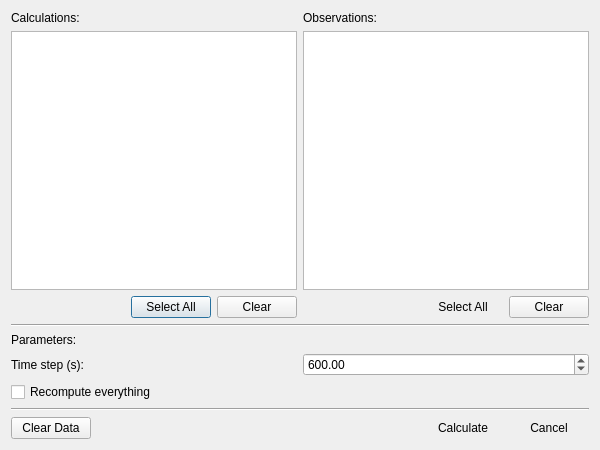
Old version of the form pastrocore/gui_pyside/dialog_calculations.ui in the repository Torward1024/pAstroCORE.
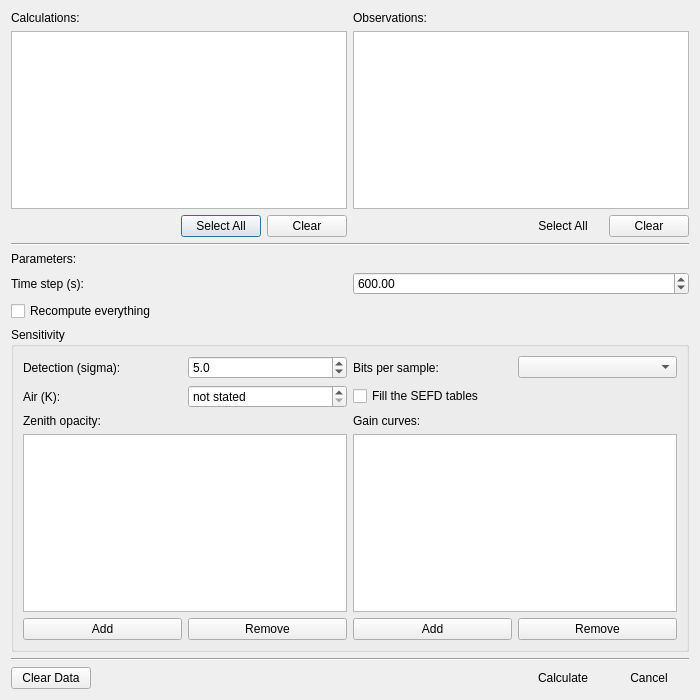
New version of the form. Icons and pictures are not drawn.

Commit message:
18.09.2026 -- E1, part 4: the dialog asks what sensitivity takes.
A detection threshold, the bits per sample, whether to fill the SEFD tables,
the zenith opacity and the temperature of the air, and a gain curve per
station -- each offered only when a ticked calculation takes it.

Which one takes what is asked, not listed: a parameter that changes an answer
is recorded with it, or freshness could not tell one answer from another, so
the catalogue reads a calculation's parameters off its own metadata.

The edit to the form file:
```diff
--- a/pastrocore/gui_pyside/dialog_calculations.ui
+++ b/pastrocore/gui_pyside/dialog_calculations.ui
@@ -9,8 +9,8 @@
    <rect>
     <x>0</x>
     <y>0</y>
-    <width>600</width>
-    <height>450</height>
+    <width>700</width>
+    <height>700</height>
    </rect>
   </property>
   <property name="sizePolicy">
@@ -225,6 +225,182 @@
        </property>
       </widget>
      </item>
+     <item row="2" column="0" colspan="2">
+      <widget class="QGroupBox" name="groupSensitivity">
+       <property name="title">
+        <string>Sensitivity</string>
+       </property>
+       <layout class="QGridLayout" name="gridLayoutSensitivity">
+        <item row="0" column="0">
+         <widget class="QLabel" name="labelThreshold">
+          <property name="text">
+           <string>Detection (sigma):</string>
+          </property>
+         </widget>
+        </item>
+        <item row="0" column="1">
+         <widget class="QDoubleSpinBox" name="thresholdSpin">
+          <property name="toolTip">
+           <string>The signal-to-noise a baseline needs to count as a detection.</string>
+          </property>
+          <property name="decimals">
+           <number>1</number>
+          </property>
+          <property name="minimum">
+           <double>0.100000000000000</double>
+          </property>
+          <property name="maximum">
+           <double>1000.000000000000000</double>
+          </property>
+          <property name="value">
+           <double>5.000000000000000</double>
+          </property>
+         </widget>
+        </item>
+        <item row="0" column="2">
+         <widget class="QLabel" name="labelBits">
+          <property name="text">
+           <string>Bits per sample:</string>
+          </property>
+         </widget>
+        </item>
+        <item row="0" column="3">
+         <widget class="QComboBox" name="bitsCombo">
+          <property name="toolTip">
+           <string>What the recording keeps of the signal: two-level quantising keeps 2/pi of it, four-level 0.8825.</string>
+          </property>
+         </widget>
+        </item>
+        <item row="1" column="0">
+         <widget class="QLabel" name="labelAirTemperature">
+          <property name="text">
+           <string>Air (K):</string>
+          </property>
+         </widget>
+        </item>
+        <item row="1" column="1">
+         <widget class="QDoubleSpinBox" name="airTemperatureSpin">
+          <property name="toolTip">
+           <string>The temperature of the atmosphere, for the noise its emission adds away from the zenith. An opacity needs one.</string>
+          </property>
+          <property name="decimals">
+           <number>1</number>
+          </property>
+          <property name="minimum">
+           <double>0.000000000000000</double>
+          </property>
+          <property name="maximum">
+           <double>400.000000000000000</double>
+          </property>
+          <property name="value">
+           <double>0.000000000000000</double>
+          </property>
+          <property name="specialValueText">
+           <string>not stated</string>
+          </property>
+         </widget>
+        </item>
+        <item row="1" column="2" colspan="2">
+         <widget class="QCheckBox" name="fillCheck">
+          <property name="toolTip">
+           <string>Write an SEFD worked out from a station's parameters into its own SEFD table, over the band. What was measured is never replaced.</string>
+          </property>
+          <property name="text">
+           <string>Fill the SEFD tables</string>
+          </property>
+         </widget>
+        </item>
+        <item row="2" column="0" colspan="2">
+         <widget class="QLabel" name="labelOpacity">
+          <property name="text">
+           <string>Zenith opacity:</string>
+          </property>
+         </widget>
+        </item>
+        <item row="2" column="2" colspan="2">
+         <widget class="QLabel" name="labelGainCurves">
+          <property name="text">
+           <string>Gain curves:</string>
+          </property>
+         </widget>
+        </item>
+        <item row="3" column="0" colspan="2">
+         <widget class="QTableView" name="opacityTable">
+          <property name="minimumSize">
+           <size>
+            <width>0</width>
+            <height>110</height>
+           </size>
+          </property>
+          <attribute name="horizontalHeaderStretchLastSection">
+           <bool>true</bool>
+          </attribute>
+         </widget>
+        </item>
+        <item row="3" column="2" colspan="2">
+         <widget class="QTableView" name="gainCurveTable">
+          <property name="minimumSize">
+           <size>
+            <width>0</width>
+            <height>110</height>
+           </size>
+          </property>
+          <attribute name="horizontalHeaderStretchLastSection">
+           <bool>true</bool>
+          </attribute>
+         </widget>
+        </item>
+        <item row="4" column="0" colspan="2">
+         <layout class="QHBoxLayout" name="layoutOpacityButtons">
+          <item>
+           <widget class="QPushButton" name="opacityAdd">
+            <property name="text">
+             <string>Add</string>
+            </property>
+            <property name="autoDefault">
+             <bool>false</bool>
+            </property>
+           </widget>
+          </item>
+          <item>
+           <widget class="QPushButton" name="opacityRemove">
+            <property name="text">
+             <string>Remove</string>
+            </property>
+            <property name="autoDefault">
+             <bool>false</bool>
+            </property>
+           </widget>
+          </item>
+         </layout>
+        </item>
+        <item row="4" column="2" colspan="2">
+         <layout class="QHBoxLayout" name="layoutGainCurveButtons">
+          <item>
+           <widget class="QPushButton" name="gainCurveAdd">
+            <property name="text">
+             <string>Add</string>
+            </property>
+            <property name="autoDefault">
+             <bool>false</bool>
+            </property>
+           </widget>
+          </item>
+          <item>
+           <widget class="QPushButton" name="gainCurveRemove">
+            <property name="text">
+             <string>Remove</string>
+            </property>
+            <property name="autoDefault">
+             <bool>false</bool>
+            </property>
+           </widget>
+          </item>
+         </layout>
+        </item>
+       </layout>
+      </widget>
+     </item>
     </layout>
    </item>
    <item row="4" column="0">
```
The commit also changes 10 other files.
